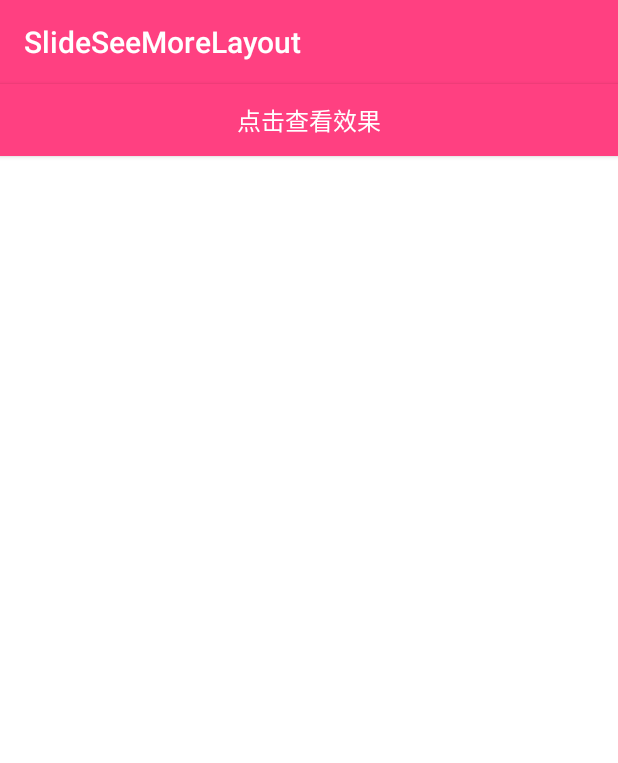
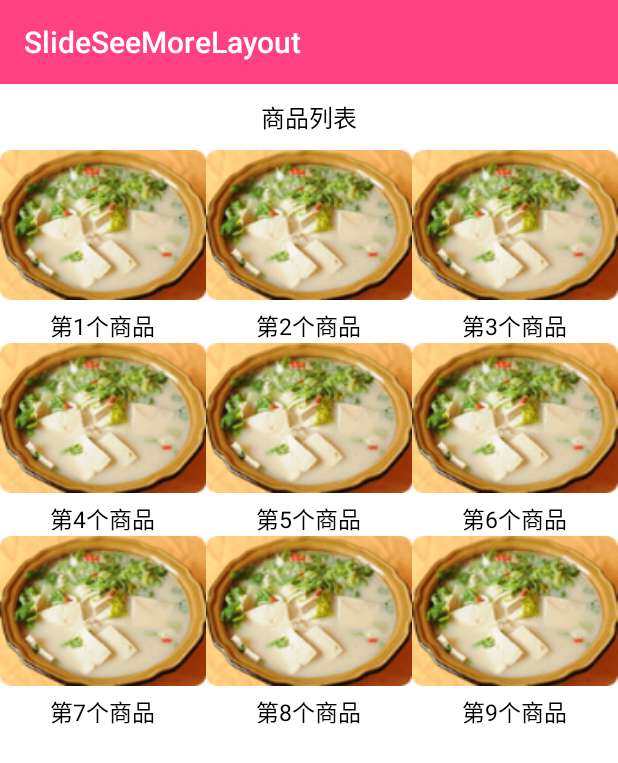
Before and after one commit to kangkanger/SlideSeeMoreLayout, an Android app: the screen it shows after launch (MainActivity), on a phone screen of 412 x 824 dp. Shown: the top 763 px of the screen. Run offline under Robolectric (Android 15) with nearby library versions, the phone set to English and light mode, and no system bars.

Commit message:
首次创建项目

```diff
--- a/app/src/main/java/com/kangkang/slide_layout/GoodDetailActivity.java
+++ b/app/src/main/java/com/kangkang/slide_layout/GoodDetailActivity.java
@@ -2,12 +2,31 @@ package com.kangkang.slide_layout;
 
 import android.support.v7.app.AppCompatActivity;
 import android.os.Bundle;
+import android.support.v7.widget.Toolbar;
+import android.view.View;
 
 public class GoodDetailActivity extends AppCompatActivity {
+    Toolbar toolBar;
 
     @Override
     protected void onCreate(Bundle savedInstanceState) {
         super.onCreate(savedInstanceState);
         setContentView(R.layout.activity_good_detail);
+        initView();
+        initListener();
+    }
+
+    private void initListener() {
+        //设置左侧NavigationIcon点击事件
+        toolBar.setNavigationOnClickListener(new View.OnClickListener() {
+            @Override
+            public void onClick(View v) {
+                finish();
+            }
+        });
+    }
+
+    private void initView() {
+        toolBar = findViewById(R.id.toolBar);
     }
 }
--- a/app/src/main/java/com/kangkang/slide_layout/MainActivity.java
+++ b/app/src/main/java/com/kangkang/slide_layout/MainActivity.java
@@ -1,13 +1,90 @@
 package com.kangkang.slide_layout;
 
+import android.content.Context;
+import android.content.Intent;
 import android.support.v7.app.AppCompatActivity;
 import android.os.Bundle;
+import android.view.LayoutInflater;
+import android.view.View;
+import android.view.ViewGroup;
+import android.widget.AdapterView;
+import android.widget.BaseAdapter;
+import android.widget.Button;
+import android.widget.GridView;
+import android.widget.TextView;
+
+import java.util.ArrayList;
+import java.util.List;
 
 public class MainActivity extends AppCompatActivity {
+    GridView gridView;
+    private List<String> beans;
 
+    private Context context;
     @Override
     protected void onCreate(Bundle savedInstanceState) {
         super.onCreate(savedInstanceState);
         setContentView(R.layout.activity_main);
+        initView();
+        initData();
+        initListener();
     }
+
+    private void initView() {
+        context = this;
+        gridView = findViewById(R.id.gridView);
+    }
+
+    private void initData() {
+        beans = new ArrayList<>();
+        beans.add("第1个商品");
+        beans.add("第2个商品");
+        beans.add("第3个商品");
+        beans.add("第4个商品");
+        beans.add("第5个商品");
+        beans.add("第6个商品");
+        beans.add("第7个商品");
+        beans.add("第8个商品");
+        beans.add("第9个商品");
+
+        MyAdapter adapter = new MyAdapter();
+        gridView.setAdapter(adapter);
+    }
+
+    private void initListener() {
+        gridView.setOnItemClickListener(new AdapterView.OnItemClickListener() {
+            @Override
+            public void onItemClick(AdapterView<?> adapterView, View view, int i, long l) {
+                startActivity(new Intent(MainActivity.this,GoodDetailActivity.class));
+            }
+        });
+
+    }
+
+    private class MyAdapter extends BaseAdapter{
+
+        @Override
+        public int getCount() {
+            return beans.size();
+        }
+
+        @Override
+        public Object getItem(int i) {
+            return null;
+        }
+
+        @Override
+        public long getItemId(int i) {
+            return 0;
+        }
+
+        @Override
+        public View getView(int i, View view, ViewGroup viewGroup) {
+            view = LayoutInflater.from(context).inflate(R.layout.item_goods,null);
+            TextView textView = view.findViewById(R.id.tv_name);
+            textView.setText(beans.get(i));
+            return view;
+        }
+    }
+
 }
--- a/app/src/main/res/layout/activity_good_detail.xml
+++ b/app/src/main/res/layout/activity_good_detail.xml
@@ -1,9 +1,21 @@
 <?xml version="1.0" encoding="utf-8"?>
-<android.support.constraint.ConstraintLayout xmlns:android="http://schemas.android.com/apk/res/android"
+<LinearLayout xmlns:android="http://schemas.android.com/apk/res/android"
     xmlns:app="http://schemas.android.com/apk/res-auto"
     xmlns:tools="http://schemas.android.com/tools"
     android:layout_width="match_parent"
     android:layout_height="match_parent"
+    android:orientation="vertical"
+    android:background="@color/white"
     tools:context="com.kangkang.slide_layout.GoodDetailActivity">
-
-</android.support.constraint.ConstraintLayout>
+    <android.support.v7.widget.Toolbar
+        android:id="@+id/toolBar"
+        android:layout_width="match_parent"
+        android:layout_height="wrap_content"
+        android:background="?attr/colorPrimary"
+        android:minHeight="?attr/actionBarSize"
+        android:theme="?attr/actionBarTheme"
+        app:navigationIcon="?attr/homeAsUpIndicator"
+        tools:layout_editor_absoluteY="0dp"
+        app:title="商品详情"
+        />
+</LinearLayout>
--- a/app/src/main/res/layout/activity_main.xml
+++ b/app/src/main/res/layout/activity_main.xml
@@ -6,7 +6,7 @@
     xmlns:app="http://schemas.android.com/apk/res-auto"
     tools:context="com.kangkang.slide_layout.MainActivity"
     android:orientation="vertical"
-    android:background="#ffffff">
+    android:background="@color/white">
     <android.support.v7.widget.Toolbar
         android:layout_width="match_parent"
         android:layout_height="wrap_content"
@@ -15,13 +15,21 @@
         >
 
     </android.support.v7.widget.Toolbar>
-    <Button
+    <TextView
         android:layout_width="match_parent"
         android:layout_height="wrap_content"
-        android:background="@color/colorAccent"
-        android:text="点击查看效果"
-        android:textColor="#ffffff"
+        android:text="商品列表"
+        android:textColor="@color/black"
+        android:gravity="center"
         android:textSize="16sp"
-         />
-
+        android:layout_marginTop="10dp"
+        />
+    <GridView
+        android:id="@+id/gridView"
+        android:layout_width="match_parent"
+        android:layout_height="match_parent"
+        android:numColumns="3"
+        android:layout_marginTop="10dp"
+        >
+    </GridView>
 </LinearLayout>
--- /dev/null
+++ b/app/src/main/res/layout/item_goods.xml
@@ -0,0 +1,30 @@
+<?xml version="1.0" encoding="utf-8"?>
+<LinearLayout xmlns:android="http://schemas.android.com/apk/res/android"
+    android:orientation="vertical" android:layout_width="match_parent"
+    android:layout_height="match_parent"
+    android:background="@color/white"
+    >
+    <LinearLayout
+        android:layout_width="match_parent"
+        android:layout_height="wrap_content"
+        android:orientation="vertical"
+        android:gravity="center"
+        >
+        <ImageView
+            android:layout_width="match_parent"
+            android:layout_height="100dp"
+            android:background="@mipmap/baicai_tu"
+            android:scaleType="centerInside"
+            />
+        <TextView
+            android:id="@+id/tv_name"
+            android:layout_width="wrap_content"
+            android:layout_height="wrap_content"
+            android:text="name"
+            android:textColor="@color/black"
+            android:textSize="15sp"
+            android:gravity="center"
+            android:layout_marginTop="5dp"
+            />
+    </LinearLayout>
+</LinearLayout>
--- a/app/src/main/res/values/colors.xml
+++ b/app/src/main/res/values/colors.xml
@@ -3,4 +3,6 @@
     <color name="colorPrimary">#3F51B5</color>
     <color name="colorPrimaryDark">#303F9F</color>
     <color name="colorAccent">#FF4081</color>
+    <color name="white">#FFFFFF</color>
+    <color name="black">#000000</color>
 </resources>
```
Also changed, not shown: app/src/main/res/mipmap-xhdpi/baicai_tu.png (added).
